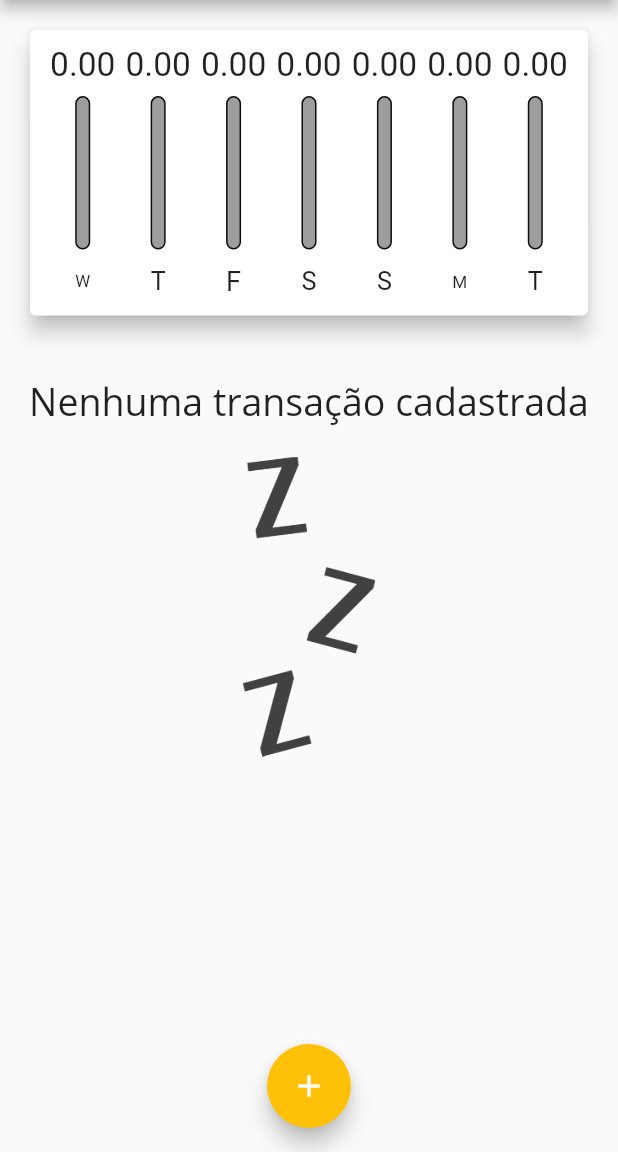
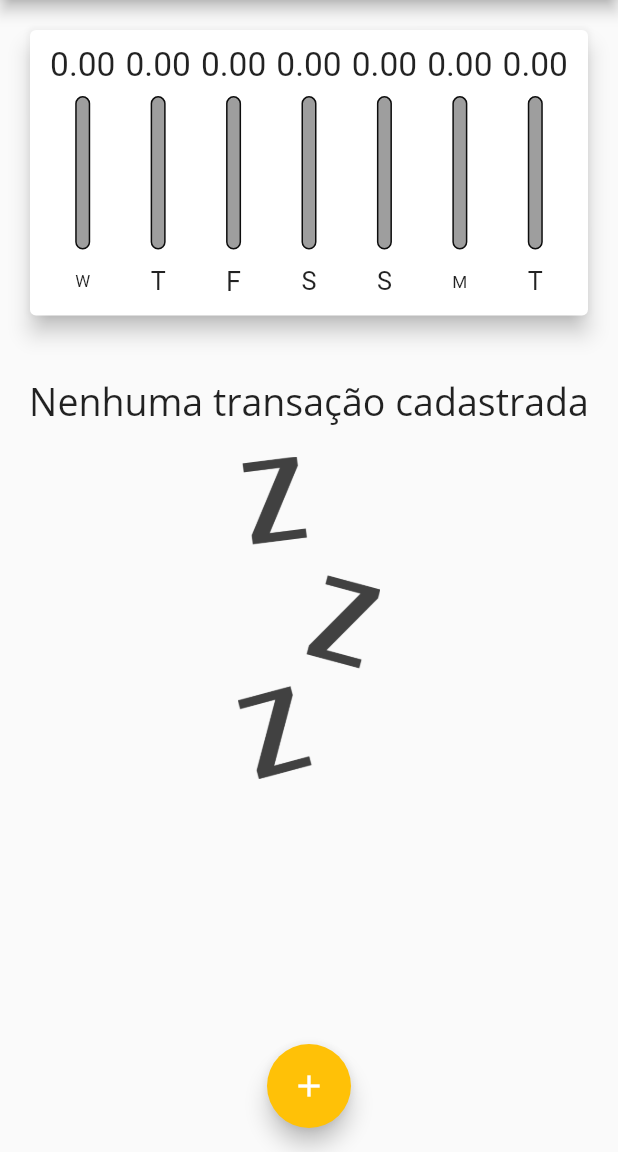
Before and after one commit to EwertonBatista/expenses, a Flutter app: the screen it shows after launch, on a phone screen of 412 x 824 dp, the part 84-1236 px from its top. Run offline on Flutter 3.47's test engine with Material 2 defaults, Android fonts, the phone set to English and light mode, and no system bars.

Commit message:
add layoutBuilder and fix height bug

```diff
--- a/lib/components/transaction_list.dart
+++ b/lib/components/transaction_list.dart
@@ -12,29 +12,33 @@ class TransactionList extends StatelessWidget {
   @override
   Widget build(BuildContext context) {
     return transactions.isEmpty
-        ? Column(
+        ? LayoutBuilder(
+            builder: (ctx, constraints) {
+              return Column(
                 children: [
-              const SizedBox(
+                  SizedBox(
                     height: 20,
                   ),
-              const Text(
+                  Text(
                     'Nenhuma transação cadastrada',
                     style: TextStyle(
                       fontFamily: 'OpenSans',
                       fontSize: 25,
                     ),
                   ),
-              const SizedBox(
+                  SizedBox(
                     height: 20,
                   ),
                   Container(
-                height: 200,
+                    height: constraints.maxHeight * 0.4,
                     child: Image.asset(
                       'assets/images/waiting.png',
                       fit: BoxFit.cover,
                     ),
                   )
                 ],
+              );
+            },
           )
         : ListView.builder(
             itemCount: transactions.length,
```
Lines whose indentation alone changed are shown as unchanged.
